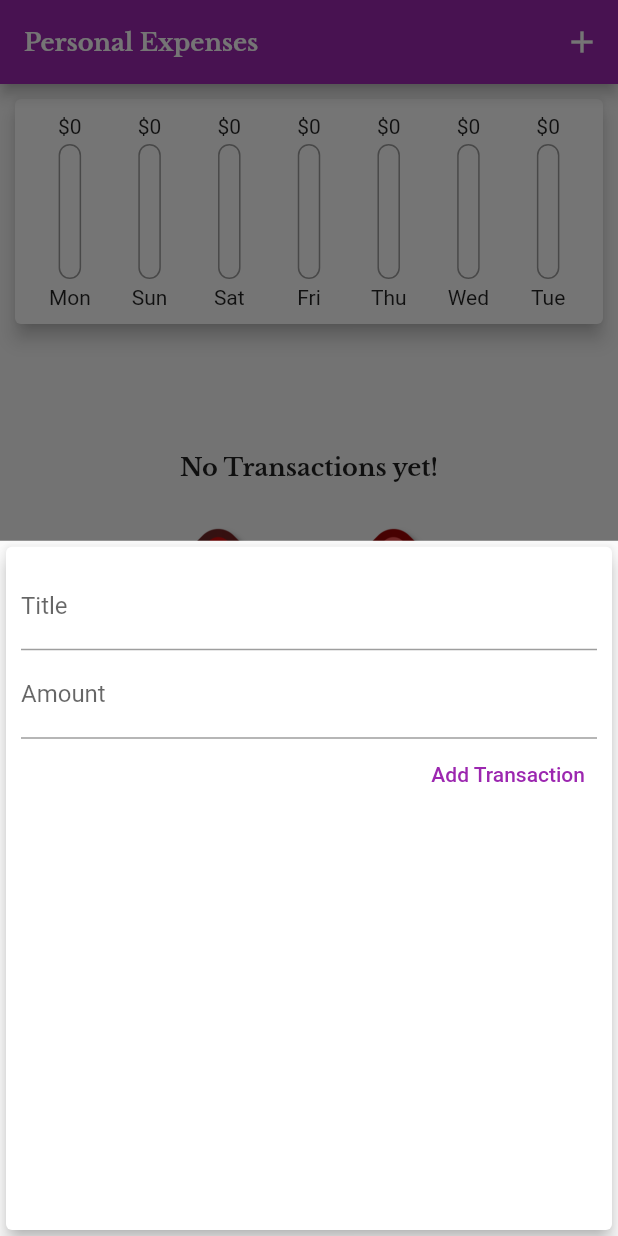
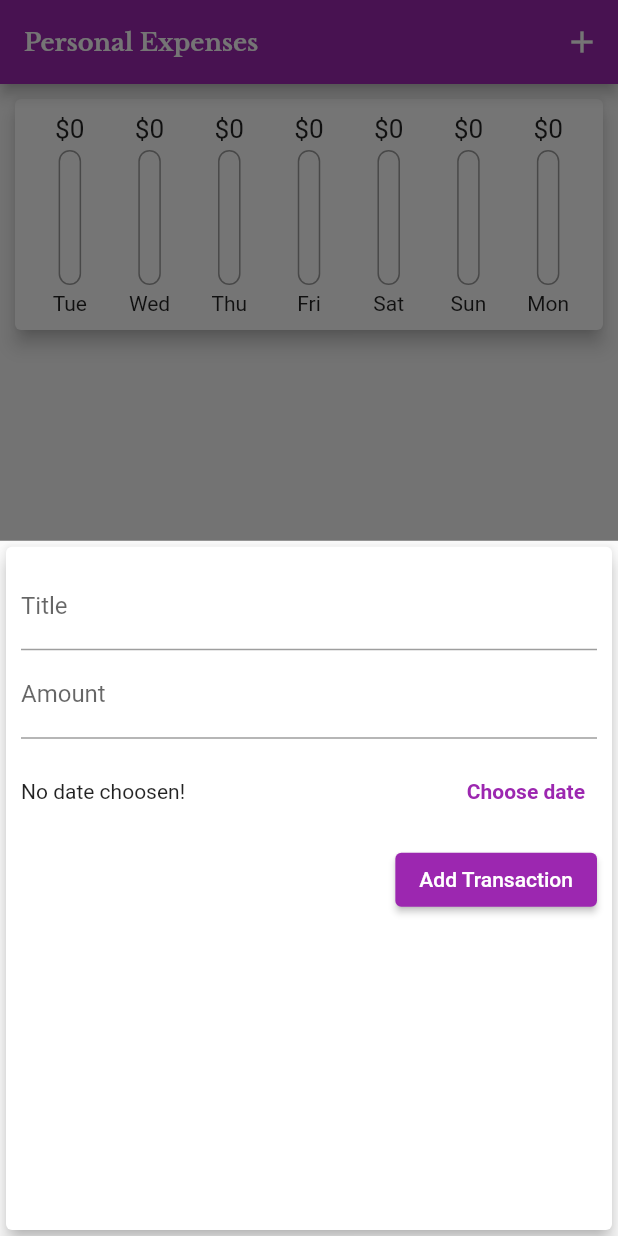
Before and after one commit to baralisachin10/Expanse_Planner, a Flutter app: the screen it shows after launch, after a tap on the "add" icon, on a phone screen of 412 x 824 dp. Run offline on Flutter 3.47's test engine with Material 2 defaults, Android fonts, the phone set to English and light mode, and no system bars; our stand-ins replace google_fonts.

Commit message:
expanse_planner

```diff
--- a/lib/screens/myHomaPage.dart
+++ b/lib/screens/myHomaPage.dart
@@ -5,7 +5,7 @@ import '../widgets/transactions_list.dart';
 import '../models/transaction.dart';
 
 class MyHomePage extends StatefulWidget {
-  MyHomePage({super.key});
+  const MyHomePage({super.key});
 
   @override
   State<MyHomePage> createState() => _MyHomePageState();
@@ -27,11 +27,12 @@ class _MyHomePageState extends State<MyHomePage> {
     }).toList();
   }
 
-  void _addNewTransaction(String txTitle, double txAmount) {
+  void _addNewTransaction(
+      String txTitle, double txAmount, DateTime selectedDate) {
     final newTx = Transaction(
         title: txTitle,
         amount: txAmount,
-        date: DateTime.now(),
+        date: selectedDate,
         id: DateTime.now().toString());
 
     setState(() {
@@ -47,6 +48,12 @@ class _MyHomePageState extends State<MyHomePage> {
         });
   }
 
+  void _deleteTransaction(String id) {
+    setState(() {
+      _userTransaction.removeWhere((tx) => tx.id == id);
+    });
+  }
+
   @override
   Widget build(BuildContext context) {
     return Scaffold(
@@ -55,7 +62,7 @@ class _MyHomePageState extends State<MyHomePage> {
         actions: [
           IconButton(
               onPressed: () => _startAddNewTransaction(context),
-              icon: Icon(Icons.add))
+              icon: const Icon(Icons.add))
         ],
       ),
       body: SingleChildScrollView(
@@ -64,13 +71,13 @@ class _MyHomePageState extends State<MyHomePage> {
             crossAxisAlignment: CrossAxisAlignment.stretch,
             children: [
               Chart(_recentTransactions),
-              TransactionList(_userTransaction),
+              TransactionList(_userTransaction, _deleteTransaction),
             ]),
       ),
       floatingActionButtonLocation: FloatingActionButtonLocation.centerFloat,
       floatingActionButton: FloatingActionButton(
           onPressed: () => _startAddNewTransaction(context),
-          child: Icon(Icons.add)),
+          child: const Icon(Icons.add)),
     );
   }
 }
--- a/lib/widgets/chart.dart
+++ b/lib/widgets/chart.dart
@@ -20,7 +20,7 @@ class Chart extends StatelessWidget {
       }
 
       return {'day': DateFormat.E().format(weekDay), 'amount': totalSum};
-    });
+    }).reversed.toList();
   }
 
   double get totalSpending {
@@ -34,7 +34,7 @@ class Chart extends StatelessWidget {
   Widget build(BuildContext context) {
     return Card(
       elevation: 5,
-      margin: EdgeInsets.all(10.0),
+      margin: const EdgeInsets.all(10.0),
       child: Padding(
         padding: const EdgeInsets.all(10.0),
         child: Row(
--- a/lib/widgets/chart_bar.dart
+++ b/lib/widgets/chart_bar.dart
@@ -12,11 +12,14 @@ class ChartBar extends StatelessWidget {
   Widget build(BuildContext context) {
     return Column(
       children: [
-        FittedBox(child: Text('\$${spendingAmount.toStringAsFixed(0)}')),
         SizedBox(
+            height: 20,
+            child: FittedBox(
+                child: Text('\$${spendingAmount.toStringAsFixed(0)}'))),
+        const SizedBox(
           height: 4,
         ),
-        Container(
+        SizedBox(
           width: 15,
           height: 90,
           child: Stack(children: [
@@ -27,7 +30,7 @@ class ChartBar extends StatelessWidget {
                     color: Colors.grey,
                     width: 1.0,
                   ),
-                  color: Color.fromARGB(1, 220, 220, 220)),
+                  color: const Color.fromARGB(1, 220, 220, 220)),
             ),
             FractionallySizedBox(
               heightFactor: spendingPctOfTotal,
@@ -39,7 +42,7 @@ class ChartBar extends StatelessWidget {
             )
           ]),
         ),
-        SizedBox(height: 4),
+        const SizedBox(height: 4),
         Text(label),
       ],
     );
--- a/lib/widgets/new_transactions.dart
+++ b/lib/widgets/new_transactions.dart
@@ -1,4 +1,5 @@
 import 'package:flutter/material.dart';
+import 'package:intl/intl.dart';
 
 class NewTransaction extends StatefulWidget {
   final Function newTransaction;
@@ -10,21 +11,37 @@ class NewTransaction extends StatefulWidget {
 }
 
 class _NewTransactionState extends State<NewTransaction> {
-  final textController = TextEditingController();
+  final _textController = TextEditingController();
+  final _amountController = TextEditingController();
+  DateTime? _selectedDate;
 
-  final amountController = TextEditingController();
+  void _submitData() {
+    final enteredTitle = _textController.text;
+    final enteredAmount = double.parse(_amountController.text);
 
-  void submitData() {
-    final enteredTitle = textController.text;
-    final enteredAmount = double.parse(amountController.text);
-
-    if (enteredTitle.isEmpty || enteredAmount <= 0) {
+    if (enteredTitle.isEmpty || enteredAmount <= 0 || _selectedDate == null) {
       return;
     }
 
-    widget.newTransaction(enteredTitle, enteredAmount);
+    widget.newTransaction(enteredTitle, enteredAmount, _selectedDate);
 
     Navigator.of(context).pop();
+  }
+
+  void _presentDatePicker() {
+    showDatePicker(
+            context: context,
+            initialDate: DateTime.now(),
+            firstDate: DateTime(2023),
+            lastDate: DateTime.now())
+        .then((pickedDate) {
+      if (pickedDate == null) {
+        return;
+      }
+      setState(() {
+        _selectedDate = pickedDate;
+      });
+    });
   }
 
   @override
@@ -32,30 +49,51 @@ class _NewTransactionState extends State<NewTransaction> {
     return Card(
         elevation: 5,
         child: Container(
-          padding: EdgeInsets.all(10),
+          padding: const EdgeInsets.all(10),
           child: Column(
             crossAxisAlignment: CrossAxisAlignment.end,
             children: [
               TextField(
-                  controller: textController,
-                  onSubmitted: (_) => submitData(),
+                  controller: _textController,
+                  onSubmitted: (_) => _submitData(),
                   // onChanged: (value) => titleInput = value,
-                  decoration: InputDecoration(labelText: 'Title')),
+                  decoration: const InputDecoration(labelText: 'Title')),
               TextField(
-                  controller: amountController,
+                  controller: _amountController,
                   keyboardType: TextInputType.number,
-                  onSubmitted: (_) => submitData(),
+                  onSubmitted: (_) => _submitData(),
                   // onChanged: (value) => amountInput = value,
-                  decoration: InputDecoration(labelText: 'Amount')),
-              TextButton(
-                onPressed: submitData,
-                child: Text('Add Transaction'),
+                  decoration: const InputDecoration(labelText: 'Amount')),
+              SizedBox(
+                height: 70,
+                child: Row(
+                  mainAxisAlignment: MainAxisAlignment.spaceBetween,
+                  children: [
+                    Text(_selectedDate == null
+                        ? 'No date choosen!'
+                        : 'Picked Date: ${DateFormat.yMd().format(_selectedDate!)}'),
+                    TextButton(
+                      onPressed: _presentDatePicker,
+                      child: const Text(
+                        'Choose date',
+                        style: TextStyle(
+                          fontWeight: FontWeight.bold,
+                          fontSize: 14,
+                        ),
+                      ),
+                    )
+                  ],
+                ),
+              ),
+              ElevatedButton(
+                onPressed: _submitData,
                 // style: TextButton.styleFrom(
                 //   textStyle: TextStyle(color: Colors.purple),
                 style: ButtonStyle(
                   foregroundColor:
-                      MaterialStateProperty.all<Color>(Colors.purple),
+                      MaterialStateProperty.all<Color>(Colors.white),
                 ),
+                child: const Text('Add Transaction'),
               )
             ],
           ),
```
Also changed, not shown: lib/widgets/transactions_list.dart (+23 -28 lines).
